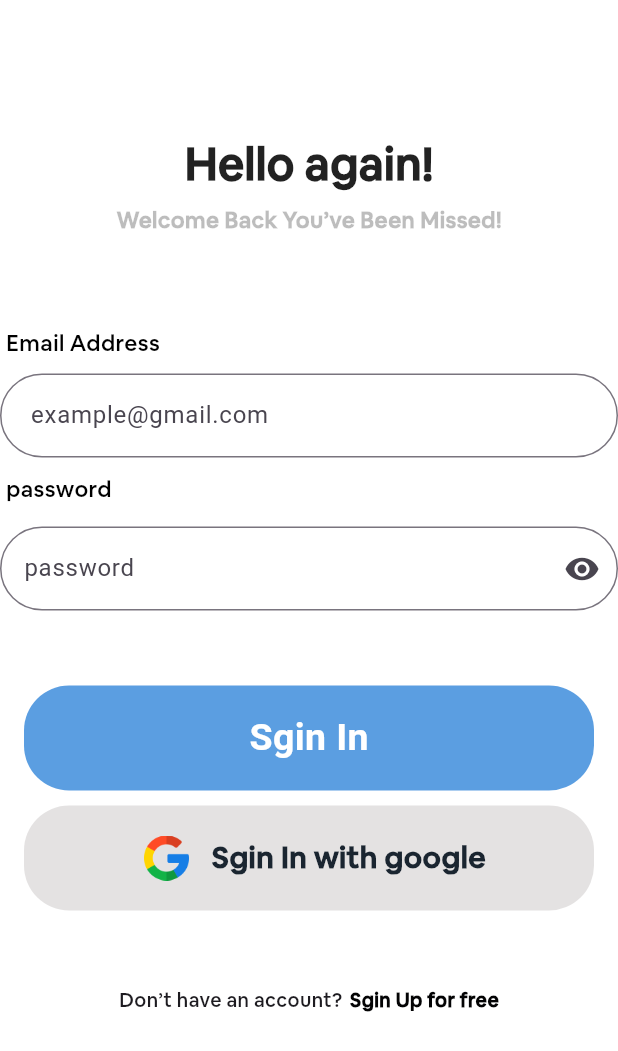
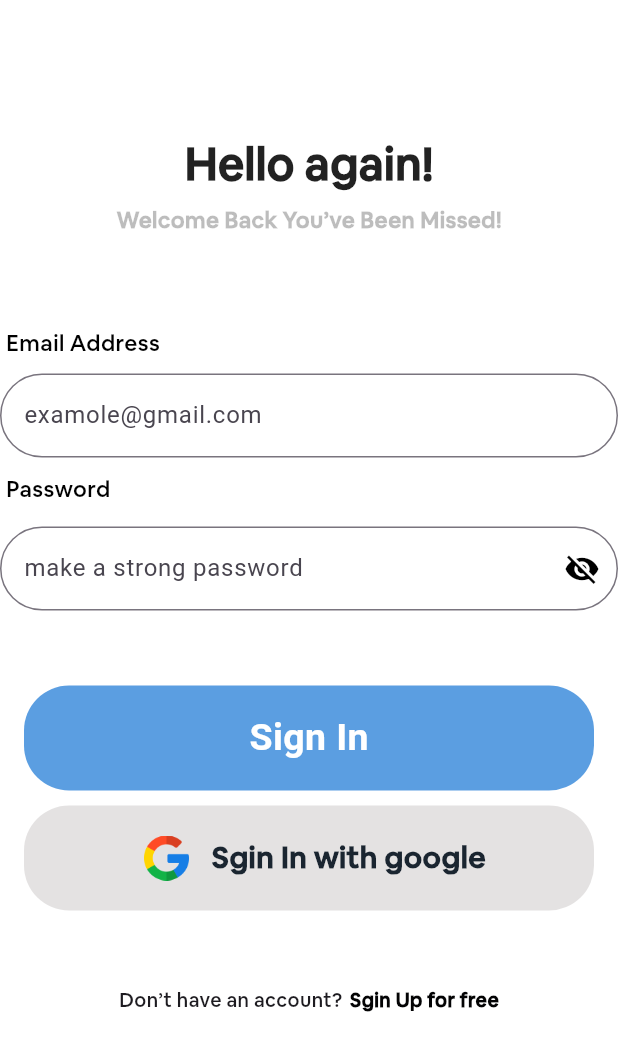
Before and after one commit to hazzemSaid/the_final_project_iti, a Flutter app: the screen it shows after launch, after a tap on "Get Started", after a tap on "Next", on a phone screen of 412 x 824 dp. Shown: the top 1051 px of the screen. Run offline on Flutter 3.47's test engine with Material 3 defaults, Android fonts, the phone set to English and light mode, and no system bars; our stand-ins replace bloc.

Commit message:
refactor the all screenes

```diff
--- /dev/null
+++ b/lib/core/widgets/emailtextform.dart
@@ -0,0 +1,27 @@
+import 'package:flutter/material.dart';
+
+Widget Tfrom(
+    {required String text,
+    required String hint,
+    required Function(String) onChanged}) {
+  return TextFormField(
+    onChanged: onChanged,
+    cursorColor: Colors.green,
+    cursorErrorColor: Colors.green,
+    decoration: InputDecoration(
+      disabledBorder: OutlineInputBorder(
+        borderRadius: BorderRadius.circular(40),
+      ),
+      border: OutlineInputBorder(
+        borderRadius: BorderRadius.circular(40),
+      ),
+      labelText: hint,
+    ),
+    validator: (value) {
+      if (value == null || value.isEmpty) {
+        return 'Please enter some $text';
+      }
+      return null;
+    },
+  );
+}
--- /dev/null
+++ b/lib/core/widgets/labeltext.dart
@@ -0,0 +1,26 @@
+import 'package:flutter/material.dart';
+
+class Labeltext extends StatelessWidget {
+  String text;
+  Labeltext({required this.text});
+  @override
+  Widget build(BuildContext context) {
+    return Padding(
+      padding: const EdgeInsets.only(
+        left: 4,
+        bottom: 10,
+      ),
+      child: Align(
+        alignment: Alignment.topLeft,
+        child: Text(
+          text,
+          style: const TextStyle(
+            fontFamily: 'AirbnbCereal',
+            fontSize: 15,
+            color: Colors.black,
+          ),
+        ),
+      ),
+    );
+  }
+}
--- /dev/null
+++ b/lib/core/widgets/passwordformtext.dart
@@ -0,0 +1,37 @@
+import 'package:flutter/material.dart';
+
+Widget pfrom(
+    {required String text,
+    required String hint,
+    required Function(String) onChanged,
+    required bool seePassword,
+    required Function() onPressed}) {
+  return TextFormField(
+    onChanged: onChanged,
+    cursorColor: Colors.green,
+    cursorErrorColor: Colors.green,
+    obscureText: seePassword,
+    decoration: InputDecoration(
+      suffixIcon: IconButton(
+        onPressed: onPressed,
+        icon: Icon(
+          seePassword ? Icons.visibility_off : Icons.visibility,
+          color: Colors.black,
+        ),
+      ),
+      disabledBorder: OutlineInputBorder(
+        borderRadius: BorderRadius.circular(40),
+      ),
+      border: OutlineInputBorder(
+        borderRadius: BorderRadius.circular(40),
+      ),
+      labelText: hint,
+    ),
+    validator: (value) {
+      if (value == null || value.isEmpty) {
+        return 'Please enter some $text';
+      }
+      return null;
+    },
+  );
+}
--- /dev/null
+++ b/lib/cubit/auth_cubit.dart
@@ -0,0 +1,8 @@
+import 'package:bloc/bloc.dart';
+import 'package:meta/meta.dart';
+
+part 'auth_state.dart';
+
+class AuthCubit extends Cubit<AuthState> {
+  AuthCubit() : super(AuthInitial());
+}
--- /dev/null
+++ b/lib/cubit/auth_state.dart
@@ -0,0 +1,40 @@
+part of 'auth_cubit.dart';
+
+@immutable
+abstract class AuthState {}
+
+class AuthInitial extends AuthState {}
+
+//sginin sgin up
+class SginInLoading extends AuthState {}
+
+class SginInSuccess extends AuthState {}
+
+class SginInFailed extends AuthState {}
+
+class SginUpLoading extends AuthState {}
+
+class SginUpSuccess extends AuthState {}
+
+class SginUpFailed extends AuthState {}
+
+//forgot password
+class ForgotPasswordLoading extends AuthState {}
+
+class ForgotPasswordSuccess extends AuthState {}
+
+class ForgotPasswordFailed extends AuthState {}
+
+//google sginin
+class GoogleSginInLoading extends AuthState {}
+
+class GoogleSginInSuccess extends AuthState {}
+
+class GoogleSginInFailed extends AuthState {}
+
+//phone sginin
+class PhoneSginInLoading extends AuthState {}
+
+class PhoneSginInSuccess extends AuthState {}
+
+class PhoneSginInFailed extends AuthState {}
--- a/lib/main.dart
+++ b/lib/main.dart
@@ -4,8 +4,8 @@ import 'package:eshop/screens/authScreens/sginup.dart';
 import 'package:eshop/screens/splash/view/splashscreen.dart';
 import 'package:flutter/material.dart';
 
-import 'screens/home/home2Screen.dart';
-import 'screens/home/homeScreen.dart';
+import 'screens/home/Onboard1.dart';
+import 'screens/home/Onboard2.dart';
 
 void main() {
   runApp(const eshop());
--- a/lib/screens/authScreens/sgin_in.dart
+++ b/lib/screens/authScreens/sgin_in.dart
@@ -1,3 +1,6 @@
+import 'package:eshop/core/widgets/emailtextform.dart';
+import 'package:eshop/core/widgets/labeltext.dart';
+import 'package:eshop/core/widgets/passwordformtext.dart';
 import 'package:eshop/screens/authScreens/sginup.dart';
 import 'package:flutter/material.dart';
 
@@ -10,7 +13,8 @@ class _SginInState extends State<SginIn> {
   GlobalKey<FormState> formKey = GlobalKey<FormState>();
 
   bool seePassword = true;
-
+  String? email;
+  String? password;
   @override
   Widget build(BuildContext context) {
     return Scaffold(
@@ -22,13 +26,13 @@ class _SginInState extends State<SginIn> {
             padding: const EdgeInsets.symmetric(vertical: 8.0),
             child: Column(
               children: [
-                SizedBox(
+                const SizedBox(
                   width: double.infinity,
                   height: 80,
                 ),
                 Container(
                   height: 100,
-                  child: Column(
+                  child: const Column(
                     children: [
                       Text(
                         "Hello again!",
@@ -54,150 +58,99 @@ class _SginInState extends State<SginIn> {
                     ],
                   ),
                 ),
-                SizedBox(
+                const SizedBox(
                   width: double.infinity,
                   height: 30,
                 ),
-                Container(
-                  child: Column(
-                    mainAxisAlignment: MainAxisAlignment.start,
+                Labeltext(text: "Email Address"),
+                Tfrom(
+                    text: 'email',
+                    hint: 'examole@gmail.com',
+                    onChanged: (val) {
+                      email = val;
+                    }),
+                const SizedBox(
+                  width: double.infinity,
+                  height: 10,
+                ),
+                Labeltext(text: "Password"),
+                const SizedBox(
+                  width: double.infinity,
+                  height: 5,
+                ),
+                pfrom(
+                    onPressed: () {
+                      setState(() {
+                        seePassword = !seePassword;
+                      });
+                    },
+                    seePassword: seePassword,
+                    text: 'password',
+                    hint: 'make a strong password',
+                    onChanged: (val) {
+                      password = val;
+                    }),
+                const SizedBox(
+                  width: double.infinity,
+                  height: 50,
+                ),
+                sginINbutton(
+                    formKey: formKey, email: email, password: password),
+                const SizedBox(
+                  width: double.infinity,
+                  height: 10,
+                ),
+                sginINwithgooglebutton(),
+                const SizedBox(
+                  width: double.infinity,
+                  height: 50,
+                ),
+                Row(
+                  mainAxisAlignment: MainAxisAlignment.center,
                   children: [
-                      Padding(
-                        padding: const EdgeInsets.only(
-                          left: 4,
-                          bottom: 10,
+                    const Text('Don’t have an account?',
+                        style: TextStyle(
+                          fontSize: 13,
+                          fontFamily: 'AirbnbCereal',
+                        )),
+                    const SizedBox(
+                      width: 5,
                     ),
-                        child: Align(
-                          alignment: Alignment.topLeft,
-                          child: Text(
-                            'Email Address',
-                            style: TextStyle(
-                              fontFamily: 'AirbnbCereal',
-                              fontSize: 15,
-                              color: Colors.black,
+                    go_sginup(context)
+                  ],
+                ),
+              ],
             ),
           ),
         ),
       ),
-                      TextFormField(
-                        cursorColor: Colors.green,
-                        cursorErrorColor: Colors.green,
-                        decoration: InputDecoration(
-                          disabledBorder: OutlineInputBorder(
-                            borderRadius: BorderRadius.circular(40),
-                          ),
-                          border: OutlineInputBorder(
-                            borderRadius: BorderRadius.circular(40),
-                          ),
-                          labelText: ' example@gmail.com',
-                        ),
-                        validator: (value) {
-                          if (value == null || value.isEmpty) {
-                            return 'Please enter some text';
+    );
   }
-                          return null;
-                        },
-                      ),
-                    ],
-                  ),
-                ),
-                SizedBox(
-                  width: double.infinity,
-                  height: 10,
-                ),
-                Container(
-                  child: Column(
-                    mainAxisAlignment: MainAxisAlignment.start,
-                    children: [
-                      Padding(
-                        padding: const EdgeInsets.only(
-                          left: 4,
-                          bottom: 10,
-                        ),
-                        child: Align(
-                          alignment: Alignment.topLeft,
-                          child: Text(
-                            'password',
-                            style: TextStyle(
-                              fontFamily: 'AirbnbCereal',
-                              fontSize: 15,
-                              color: Colors.black,
-                            ),
-                          ),
-                        ),
-                      ),
-                      SizedBox(
-                        width: double.infinity,
-                        height: 5,
-                      ),
-                      TextFormField(
-                        cursorColor: Colors.green,
-                        cursorErrorColor: Colors.green,
-                        decoration: InputDecoration(
-                          suffixIcon: IconButton(
-                              onPressed: () {
-                                seePassword = !seePassword;
-                                setState(() {});
-                              },
-                              icon: Icon(Icons.remove_red_eye)),
 
-                          disabledBorder: OutlineInputBorder(
-                            borderRadius: BorderRadius.circular(40),
-                          ),
-                          border: OutlineInputBorder(
-                            borderRadius: BorderRadius.circular(40),
-                          ),
-                          labelText: 'password',
-                          // This hides the text
-                        ),
-                        obscureText: seePassword,
-                        validator: (value) {
-                          if (value == null || value.isEmpty) {
-                            return 'Please enter some text';
-                          }
-                          return null;
-                        },
-                      ),
-                      SizedBox(
-                        width: double.infinity,
-                        height: 50,
-                      ),
-                      InkWell(
+  GestureDetector go_sginup(BuildContext context) {
+    return GestureDetector(
       onTap: () {
-                          if (formKey.currentState!.validate()) {
-                            Navigator.pushReplacement(
+        Navigator.push(
           context,
           MaterialPageRoute(
             builder: (context) => const SginUp(),
           ),
         );
-                          }
       },
-                        child: Container(
-                          height: 70,
-                          width: 380,
-                          alignment: Alignment.center,
-                          padding: const EdgeInsets.all(10),
-                          decoration: BoxDecoration(
-                            shape: BoxShape.rectangle,
-                            color: const Color(0xFF5B9EE1),
-                            borderRadius: BorderRadius.circular(30),
-                          ),
-                          child: Text(
-                            'Sgin In',
+      child: const Text(
+        "Sgin Up for free",
         style: TextStyle(
-                              color: Colors.white,
-                              fontSize: 25,
+          color: Color.fromARGB(255, 3, 3, 4),
+          fontSize: 13,
           fontWeight: FontWeight.bold,
+          fontFamily: 'AirbnbCereal',
         ),
       ),
-                        ),
-                      ),
-                      SizedBox(
-                        width: double.infinity,
-                        height: 10,
-                      ),
-                      InkWell(
+    );
+  }
+
+  InkWell sginINwithgooglebutton() {
+    return InkWell(
       onTap: () {
         print("sgin in with google");
       },
@@ -213,7 +166,7 @@ class _SginInState extends State<SginIn> {
         ),
         child: Row(
           children: [
-                              SizedBox(
+            const SizedBox(
               width: 70,
             ),
             Image.asset(
@@ -221,10 +174,10 @@ class _SginInState extends State<SginIn> {
               width: 30,
               height: 30,
             ),
-                              SizedBox(
+            const SizedBox(
               width: 15,
             ),
-                              Text(
+            const Text(
               'Sgin In with google',
               style: TextStyle(
                 color: Color(0xfF1A2530),
@@ -236,48 +189,52 @@ class _SginInState extends State<SginIn> {
           ],
         ),
       ),
+    );
+  }
+}
+
+class sginINbutton extends StatelessWidget {
+  const sginINbutton({
+    super.key,
+    required this.formKey,
+    required this.email,
+    required this.password,
+  });
+
+  final GlobalKey<FormState> formKey;
+  final String? email;
+  final String? password;
+
+  @override
+  Widget build(BuildContext context) {
+    return InkWell(
+      onTap: () {
+        if (formKey.currentState!.validate()) {
+          if (email != null && password != null) {
+            print(email);
+            print(password);
+          } else {
+            // Show error message or handle the null case
+            print('Email or password is null');
+          }
+        }
+      },
+      child: Container(
+        height: 70,
+        width: 380,
+        alignment: Alignment.center,
+        padding: const EdgeInsets.all(10),
+        decoration: BoxDecoration(
+          shape: BoxShape.rectangle,
+          color: const Color(0xFF5B9EE1),
+          borderRadius: BorderRadius.circular(30),
         ),
-                      SizedBox(
-                        width: double.infinity,
-                        height: 50,
-                      ),
-                      Row(
-                        mainAxisAlignment: MainAxisAlignment.center,
-                        children: [
-                          Text('Don’t have an account?',
+        child: const Text(
+          'Sign In', // Corrected the typo
           style: TextStyle(
-                                fontSize: 13,
-                                fontFamily: 'AirbnbCereal',
-                              )),
-                          SizedBox(
-                            width: 5,
-                          ),
-                          GestureDetector(
-                            onTap: () {
-                              Navigator.push(
-                                context,
-                                MaterialPageRoute(
-                                  builder: (context) => const SginUp(),
-                                ),
-                              );
-                            },
-                            child: Text(
-                              "Sgin Up for free",
-                              style: TextStyle(
-                                color: Color.fromARGB(255, 3, 3, 4),
-                                fontSize: 13,
+            color: Colors.white,
+            fontSize: 25,
             fontWeight: FontWeight.bold,
-                                fontFamily: 'AirbnbCereal',
-                              ),
-                            ),
-                          )
-                        ],
-                      ),
-                    ],
-                  ),
-                )
-              ],
-            ),
           ),
         ),
       ),
--- a/lib/screens/home/homeScreen.dart
+++ b/lib/screens/home/Onboard1.dart
@@ -1,4 +1,4 @@
-import 'package:eshop/screens/home/home2Screen.dart';
+import 'package:eshop/screens/home/Onboard2.dart';
 import 'package:flutter/material.dart';
 
 class Homescreen extends StatelessWidget {
@@ -12,15 +12,44 @@ class Homescreen extends StatelessWidget {
         crossAxisAlignment: CrossAxisAlignment.start,
         children: [
           Container(
-            margin: const EdgeInsets.only(top: 80, right: 10, left: 10),
-            child: Image.asset(
-              'assets/images/item(8).png',
-              width: 400,
-            ),
-          ),
+              height: 350,
+              width: double.infinity,
+              margin: const EdgeInsets.only(top: 80, right: 10, left: 10),
+              child: Stack(
+                children: [
+                  Positioned(
+                    child: Image.asset(
+                      'assets/images/item(8).png',
+                      width: double.infinity,
+                      fit: BoxFit.fitHeight,
+                    ),
+                  ),
+                  Positioned(
+                    top: 50,
+                    left: 50,
+                    child: Image.asset(
+                      'assets/images/point.png',
+                    ),
+                  ),
+                  Positioned(
+                    top: 330,
+                    left: 20,
+                    child: Image.asset(
+                      'assets/images/point.png',
+                    ),
+                  ),
+                  Positioned(
+                    top: 260,
+                    left: 320,
+                    child: Image.asset(
+                      'assets/images/point.png',
+                    ),
+                  ),
+                ],
+              )),
           const SizedBox(
             width: double.infinity,
-            height: 90,
+            height: 10,
           ),
           const Padding(
               padding: EdgeInsets.only(
--- a/lib/screens/home/home2Screen.dart
+++ b/lib/screens/home/Onboard2.dart
@@ -12,13 +12,34 @@ class Home2screen extends StatelessWidget {
         crossAxisAlignment: CrossAxisAlignment.start,
         children: [
           Container(
-            margin: const EdgeInsets.only(top: 65, right: 10, left: 10),
+              height: 320,
+              width: double.infinity,
+              margin: const EdgeInsets.only(top: 80, right: 10, left: 10),
+              child: Stack(
+                children: [
+                  Positioned(
                     child: Image.asset(
-              fit: BoxFit.contain,
                       'assets/images/item(6).png',
-              width: 400,
+                      width: double.infinity,
+                      fit: BoxFit.fitHeight,
                     ),
                   ),
+                  Positioned(
+                    top: 50,
+                    left: 50,
+                    child: Image.asset(
+                      'assets/images/point.png',
+                    ),
+                  ),
+                  Positioned(
+                    top: 260,
+                    left: 320,
+                    child: Image.asset(
+                      'assets/images/point.png',
+                    ),
+                  ),
+                ],
+              )),
           const SizedBox(
             width: double.infinity,
             height: 12,
@@ -28,8 +49,10 @@ class Home2screen extends StatelessWidget {
                 left: 8.0,
                 top: 10,
               ),
-              child: const Text(
-                "Follow Latest\n   Style Shoes",
+              child: const Column(
+                children: [
+                  Text(
+                    "Follow Latest",
                     textAlign: TextAlign.right,
                     style: TextStyle(
                       fontSize: 35,
@@ -37,6 +60,18 @@ class Home2screen extends StatelessWidget {
                       color: Colors.black87,
                       fontFamily: 'AirbnbCereal',
                     ),
+                  ),
+                  Text(
+                    "Styles  Shose",
+                    textAlign: TextAlign.right,
+                    style: TextStyle(
+                      fontSize: 35,
+                      fontWeight: FontWeight.bold,
+                      color: Colors.black87,
+                      fontFamily: 'AirbnbCereal',
+                    ),
+                  ),
+                ],
               )),
           const Padding(
               padding: EdgeInsets.only(
@@ -44,27 +79,17 @@ class Home2screen extends StatelessWidget {
                 top: 10,
               ),
               child: Text(
-                "with Nike ",
-                style: TextStyle(
-                  fontSize: 30,
-                  fontWeight: FontWeight.bold,
-                  color: Colors.black87,
-                  fontFamily: 'AirbnbCereal',
-                ),
-              )),
-          const Padding(
-              padding: EdgeInsets.only(
-                left: 8.0,
-                top: 10,
-              ),
-              child: Text(
-                "There Are Many Beautiful And\n Attractive Plants To Your Room",
+                "There Are Many Beautiful And Attractive Plants To Your Room",
                 style: TextStyle(
                   fontSize: 20,
                   fontWeight: FontWeight.bold,
                   color: Colors.black54,
                 ),
               )),
+          const SizedBox(
+            width: double.infinity,
+            height: 46,
+          ),
           InkWell(
             onTap: () {
               Navigator.pushReplacement(
--- a/lib/screens/splash/view/splashBody.dart
+++ b/lib/screens/splash/view/splashBody.dart
@@ -1,4 +1,4 @@
-import 'package:eshop/screens/home/homeScreen.dart';
+import 'package:eshop/screens/home/Onboard1.dart';
 import 'package:flutter/material.dart';
 
 import '../../../constrain.dart';
--- a/pubspec.yaml
+++ b/pubspec.yaml
@@ -28,7 +28,10 @@ environment:
 # the latest version available on pub.dev. To see which dependencies have newer
 # versions available, run `flutter pub outdated`.
 dependencies:
+  bloc: ^8.1.4
   cupertino_icons: ^1.0.8
+  firebase_auth: ^5.1.4
+  firebase_core: ^3.3.0
   flutter:
     sdk: flutter
   font_awesome_flutter: ^10.7.0
```
Also changed, not shown: assets/images/Onboard-3.png (added), assets/images/item.png (added), assets/images/point.png (added), 3 other files. Lines whose indentation alone changed are shown as unchanged.
